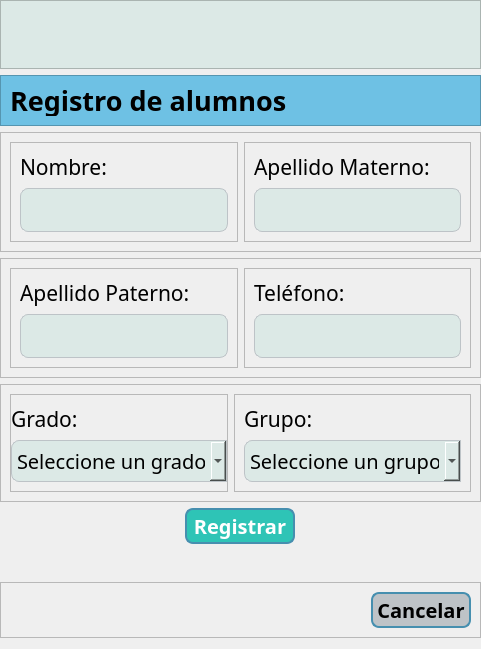
This is interfaces/regAlumn.ui in NotEruma/Scholary_Project as Qt 5 draws it before an edit. The edited form follows.
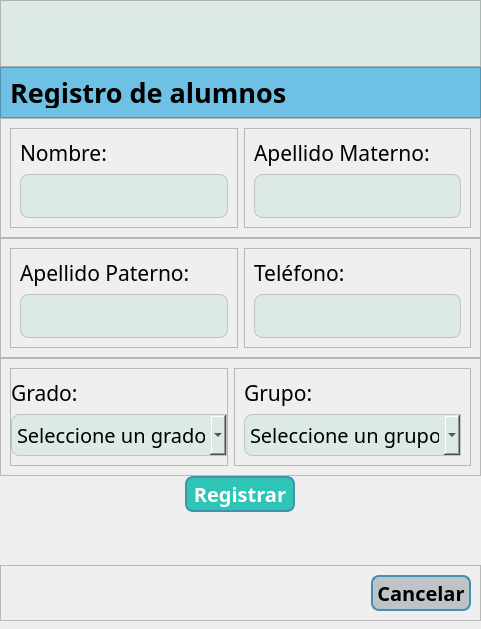
This is the edited form. Icons and pictures are not drawn.

```diff
--- a/interfaces/regAlumn.ui
+++ b/interfaces/regAlumn.ui
@@ -19,6 +19,9 @@
    <string>Dialog</string>
   </property>
   <layout class="QVBoxLayout" name="verticalLayout_8">
+   <property name="spacing">
+    <number>0</number>
+   </property>
    <property name="leftMargin">
     <number>0</number>
    </property>
@@ -28,6 +31,9 @@
    <property name="rightMargin">
     <number>0</number>
    </property>
+   <property name="bottomMargin">
+    <number>8</number>
+   </property>
    <item>
     <widget class="QFrame" name="frame">
      <property name="maximumSize">
@@ -59,7 +65,7 @@
        <number>0</number>
       </property>
       <property name="bottomMargin">
-       <number>65</number>
+       <number>0</number>
       </property>
       <item>
        <spacer name="horizontalSpacer">
@@ -604,19 +610,6 @@
      </property>
     </spacer>
    </item>
-   <item>
-    <spacer name="verticalSpacer_3">
-     <property name="orientation">
-      <enum>Qt::Vertical</enum>
-     </property>
-     <property name="sizeHint" stdset="0">
-      <size>
-       <width>20</width>
-       <height>40</height>
-      </size>
-     </property>
-    </spacer>
-   </item>
    <item>
     <widget class="QLabel" name="lbError">
      <property name="minimumSize">
```
